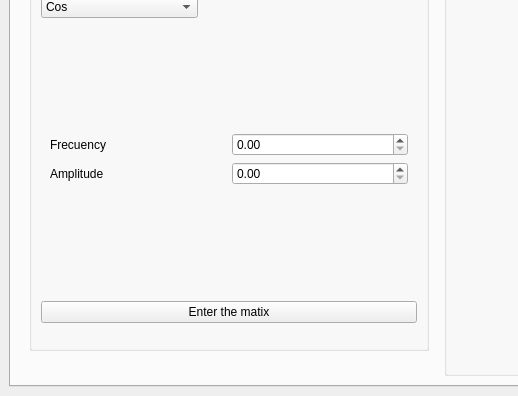
GullinoAgus/Filter-TOOL-ELECTRO, file UI.ui: the form before one commit; both pictures show x 0 to 518 and y 536 to 932 of the 1070 by 932 pixel window.
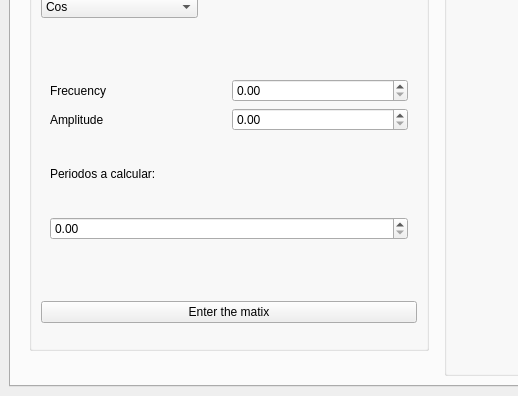
The form after the commit.

Commit message: Funcionalidad para seleccion de cantidad de period

Patch:
```diff
--- a/UI.ui
+++ b/UI.ui
@@ -671,6 +671,22 @@
                       </item>
                      </layout>
                     </item>
+                    <item>
+                     <widget class="QLabel" name="TQUANTLabel">
+                      <property name="sizePolicy">
+                       <sizepolicy hsizetype="Preferred" vsizetype="Maximum">
+                        <horstretch>0</horstretch>
+                        <verstretch>0</verstretch>
+                       </sizepolicy>
+                      </property>
+                      <property name="text">
+                       <string>Periodos a calcular:</string>
+                      </property>
+                     </widget>
+                    </item>
+                    <item>
+                     <widget class="QDoubleSpinBox" name="TQUANTDoubleSpinBox"/>
+                    </item>
                    </layout>
                   </widget>
                   <widget class="QWidget" name="page_10">
```
Left out of the diff: 16 changed lines with no effect on the pictures. The commit also changes 2 other files.
